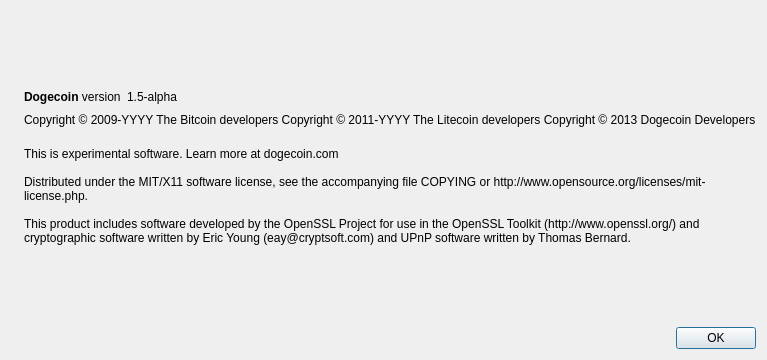
The window that src/qt/forms/aboutdialog.ui (demomint/prop) describes before a commit, drawn with Qt 5.
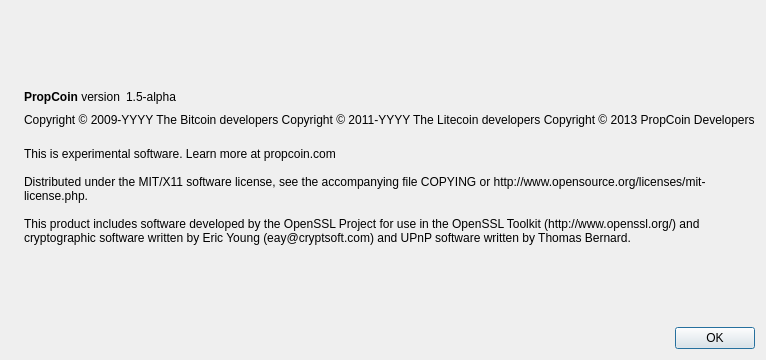
The same window after the commit. Icons and pictures are not drawn.

```diff
--- a/src/qt/forms/aboutdialog.ui
+++ b/src/qt/forms/aboutdialog.ui
@@ -50,7 +50,7 @@
           <cursorShape>IBeamCursor</cursorShape>
          </property>
          <property name="text">
-          <string>&lt;b&gt;Dogecoin&lt;/b&gt; version</string>
+          <string>&lt;b&gt;PropCoin&lt;/b&gt; version</string>
          </property>
          <property name="textInteractionFlags">
           <set>Qt::LinksAccessibleByMouse|Qt::TextSelectableByKeyboard|Qt::TextSelectableByMouse</set>
@@ -93,7 +93,7 @@
        <property name="text">
         <string notr="true">Copyright &amp;copy; 2009-YYYY The Bitcoin developers
 Copyright &amp;copy; 2011-YYYY The Litecoin developers
-Copyright &amp;copy; 2013 Dogecoin Developers</string>
+Copyright &amp;copy; 2013 PropCoin Developers</string>
        </property>
        <property name="textFormat">
         <enum>Qt::RichText</enum>
@@ -110,7 +110,7 @@
        </property>
        <property name="text">
         <string>
-This is experimental software. Learn more at dogecoin.com
+This is experimental software. Learn more at propcoin.com
 
 Distributed under the MIT/X11 software license, see the accompanying file COPYING or http://www.opensource.org/licenses/mit-license.php.
 
```
Left out of the diff: 2 changed lines with no effect on the pictures.
